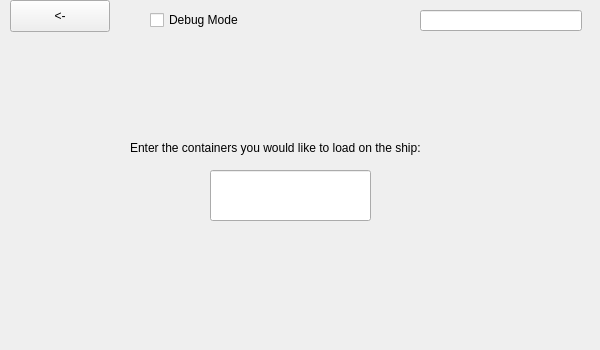
Old version of the form dialog.ui in the repository gabriellejohn1030/CS179M.
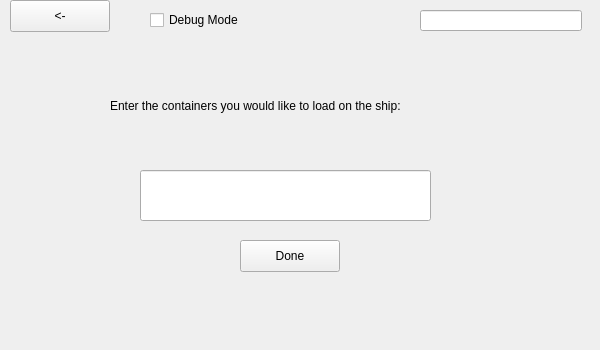
New version of the form. The open tabs and pages were chosen to show the change.

The edit to the form file:
```diff
--- a/dialog.ui
+++ b/dialog.ui
@@ -72,10 +72,10 @@
     <widget class="QLabel" name="label_2">
      <property name="geometry">
       <rect>
-       <x>130</x>
-       <y>90</y>
-       <width>341</width>
-       <height>16</height>
+       <x>110</x>
+       <y>10</y>
+       <width>421</width>
+       <height>91</height>
       </rect>
      </property>
      <property name="text">
@@ -85,13 +85,26 @@
     <widget class="QLineEdit" name="loadContainerLineEdit">
      <property name="geometry">
       <rect>
-       <x>210</x>
+       <x>140</x>
        <y>120</y>
-       <width>161</width>
+       <width>291</width>
        <height>51</height>
       </rect>
      </property>
     </widget>
+    <widget class="QPushButton" name="doneLoadingButton">
+     <property name="geometry">
+      <rect>
+       <x>240</x>
+       <y>190</y>
+       <width>100</width>
+       <height>32</height>
+      </rect>
+     </property>
+     <property name="text">
+      <string>Done</string>
+     </property>
+    </widget>
    </widget>
    <widget class="QWidget" name="unloadContainerPage">
     <widget class="QPushButton" name="unloadButton">
```
Left out of the diff: 15 changed lines with no effect on the pictures.
